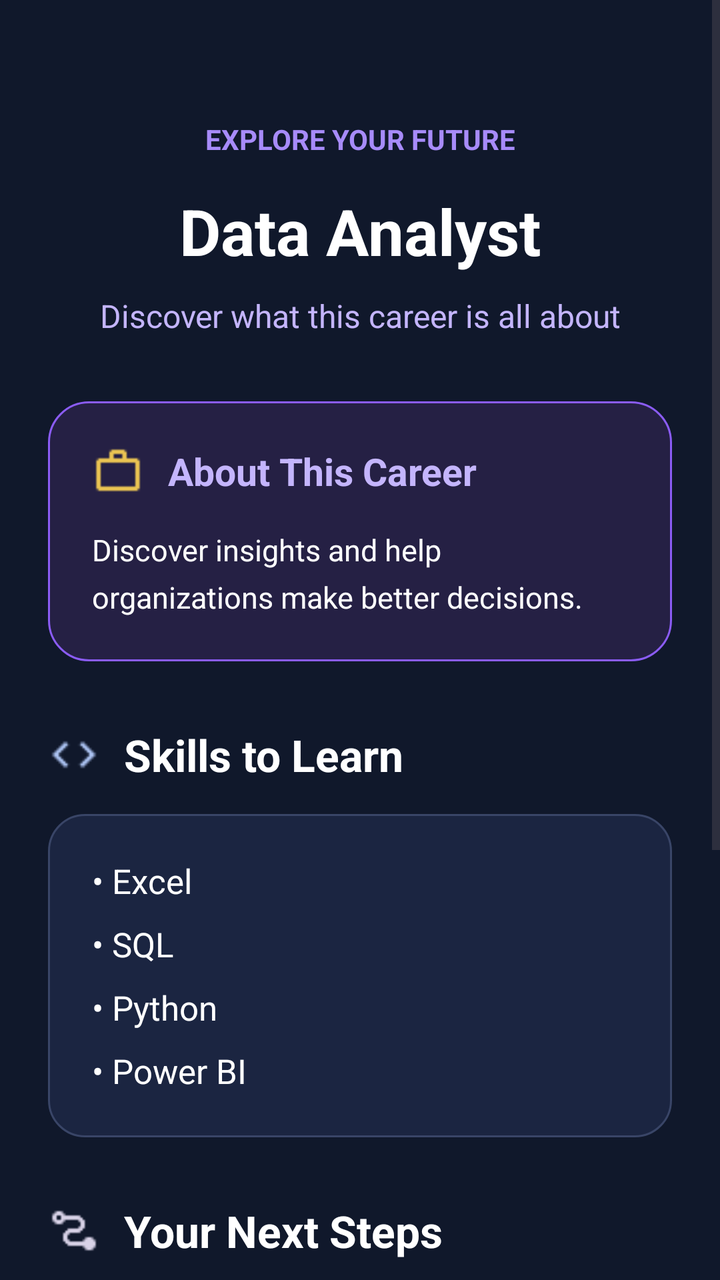
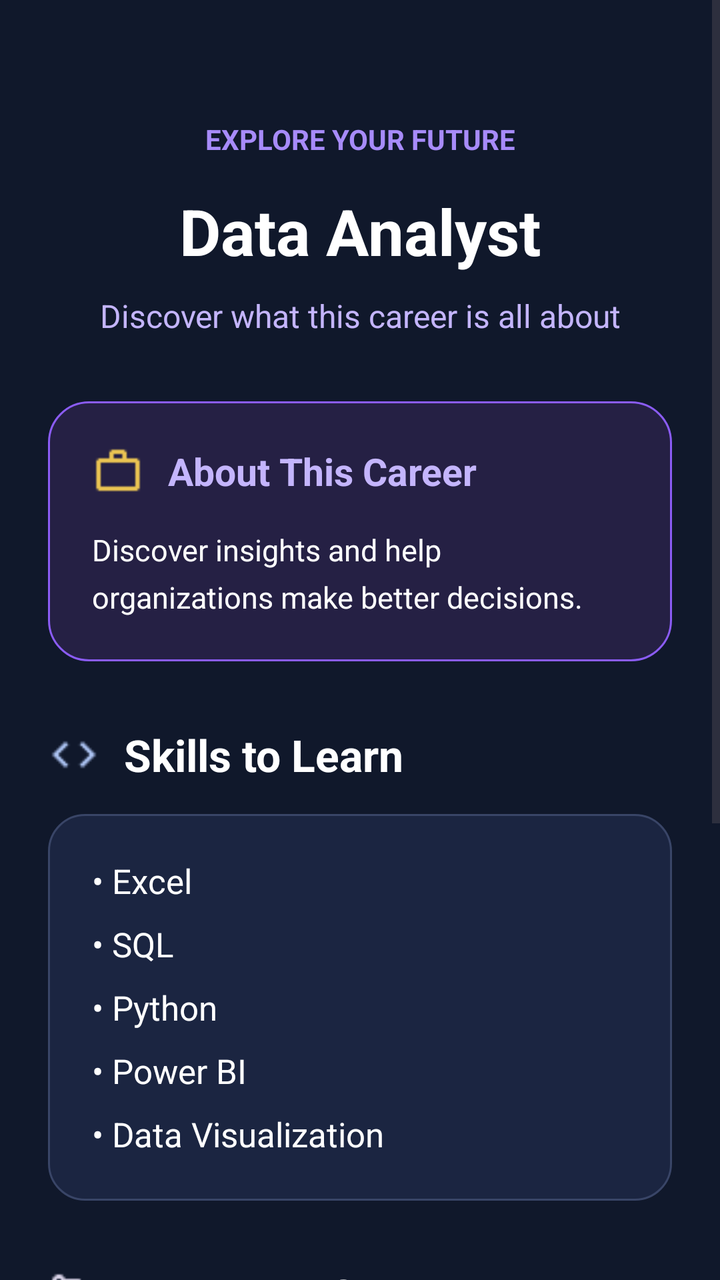

Screens rendered from an Android XML layout before and after an edit, with the pre-edit source and the edit as a unified diff.
<!-- AndroidManifest.xml: application theme Theme.SkillPath -->
<!-- res/layout/activity_career_details.xml -->
<?xml version="1.0" encoding="utf-8"?>
<ScrollView
    xmlns:android="http://schemas.android.com/apk/res/android"
    android:layout_width="match_parent"
    android:layout_height="match_parent"
    android:fillViewport="true"
    android:background="#10182B">

    <LinearLayout
        android:layout_width="match_parent"
        android:layout_height="wrap_content"
        android:orientation="vertical"
        android:padding="24dp">

        
        <TextView
            android:layout_width="match_parent"
            android:layout_height="wrap_content"
            android:text="EXPLORE YOUR FUTURE"
            android:textColor="#A78BFA"
            android:textSize="14sp"
            android:textStyle="bold"
            android:gravity="center"
            android:layout_marginTop="36dp" />

        <TextView
            android:id="@+id/tvCareerTitle"
            android:layout_width="match_parent"
            android:layout_height="wrap_content"
            android:text="Data Analyst"
            android:textColor="#FFFFFF"
            android:textSize="32sp"
            android:textStyle="bold"
            android:gravity="center"
            android:layout_marginTop="15dp" />

        <TextView
            android:layout_width="match_parent"
            android:layout_height="wrap_content"
            android:text="Discover what this career is all about"
            android:textColor="#C4B5FD"
            android:textSize="16sp"
            android:gravity="center"
            android:layout_marginTop="10dp"
            android:layout_marginBottom="32dp" />

        
        <LinearLayout
            android:layout_width="match_parent"
            android:layout_height="wrap_content"
            android:orientation="vertical"
            android:padding="22dp"
            android:background="@drawable/bg_top_match">

            
            <LinearLayout
                android:layout_width="match_parent"
                android:layout_height="wrap_content"
                android:orientation="horizontal"
                android:gravity="center_vertical">

                <ImageView
                    android:layout_width="26dp"
                    android:layout_height="26dp"
                    android:src="@drawable/ic_career"
                    android:scaleType="fitCenter"
                    android:contentDescription="Career icon" />

                <TextView
                    android:layout_width="wrap_content"
                    android:layout_height="wrap_content"
                    android:text="About This Career"
                    android:textColor="#C4B5FD"
                    android:textSize="19sp"
                    android:textStyle="bold"
                    android:layout_marginStart="12dp" />

            </LinearLayout>

            <TextView
                android:id="@+id/tvCareerDescription"
                android:layout_width="match_parent"
                android:layout_height="wrap_content"
                android:text="Discover insights and help organizations make better decisions."
                android:textColor="#FFFFFF"
                android:textSize="15sp"
                android:lineSpacingExtra="6dp"
                android:layout_marginTop="16dp" />

        </LinearLayout>

        
        <LinearLayout
            android:layout_width="match_parent"
            android:layout_height="wrap_content"
            android:orientation="horizontal"
            android:gravity="center_vertical"
            android:layout_marginTop="32dp"
            android:layout_marginBottom="15dp">

            <ImageView
                android:layout_width="26dp"
                android:layout_height="26dp"
                android:src="@drawable/ic_skills"
                android:scaleType="fitCenter"
                android:contentDescription="Skills icon" />

            <TextView
                android:layout_width="wrap_content"
                android:layout_height="wrap_content"
                android:text="Skills to Learn"
                android:textColor="#FFFFFF"
                android:textSize="22sp"
                android:textStyle="bold"
                android:layout_marginStart="12dp" />

        </LinearLayout>

        
        <LinearLayout
            android:layout_width="match_parent"
            android:layout_height="wrap_content"
            android:orientation="vertical"
            android:padding="22dp"
            android:background="@drawable/bg_second_match">

            <TextView
                android:id="@+id/tvCareerSkills"
                android:layout_width="match_parent"
                android:layout_height="wrap_content"
                android:text="• Excel&#10;• SQL&#10;• Python&#10;• Power BI"
                android:textColor="#FFFFFF"
                android:textSize="17sp"
                android:lineSpacingExtra="12dp" />

        </LinearLayout>

        
        <LinearLayout
            android:layout_width="match_parent"
            android:layout_height="wrap_content"
            android:orientation="horizontal"
            android:gravity="center_vertical"
            android:layout_marginTop="32dp"
            android:layout_marginBottom="15dp">

            <ImageView
                android:layout_width="26dp"
                android:layout_height="26dp"
                android:src="@drawable/ic_steps"
                android:scaleType="fitCenter"
                android:contentDescription="Next steps icon" />

            <TextView
                android:layout_width="wrap_content"
                android:layout_height="wrap_content"
                android:text="Your Next Steps"
                android:textColor="#FFFFFF"
                android:textSize="22sp"
                android:textStyle="bold"
                android:layout_marginStart="12dp" />

        </LinearLayout>

        
        <LinearLayout
            android:layout_width="match_parent"
            android:layout_height="wrap_content"
            android:orientation="vertical"
            android:padding="22dp"
            android:background="@drawable/bg_second_match">

            <TextView
                android:id="@+id/tvNextSteps"
                android:layout_width="match_parent"
                android:layout_height="wrap_content"
                android:text="1. Learn the fundamentals&#10;2. Practice your skills&#10;3. Build a small project"
                android:textColor="#CBD5E1"
                android:textSize="16sp"
                android:lineSpacingExtra="10dp" />

        </LinearLayout>

        
        <Button
            android:id="@+id/btnBackResults"
            android:layout_width="match_parent"
            android:layout_height="56dp"
            android:text="Back to Results"
            android:textAllCaps="false"
            android:textColor="#FFFFFF"
            android:textSize="17sp"
            android:backgroundTint="#7C3AED"
            android:layout_marginTop="32dp" />

        
        <Button
            android:id="@+id/btnHome"
            android:layout_width="match_parent"
            android:layout_height="wrap_content"
            android:text="Back to Home"
            android:textAllCaps="false"
            android:textColor="#C4B5FD"
            android:backgroundTint="#293453"
            android:layout_marginTop="10dp"
            android:layout_marginBottom="25dp" />

    </LinearLayout>

</ScrollView>
<!-- resources referenced by this layout -->
<resources>
  <!-- drawable bg_second_match (drawable) -->
  <?xml version="1.0" encoding="utf-8"?>
  
  <shape xmlns:android="http://schemas.android.com/apk/res/android"
      android:shape="rectangle">
  
      <solid android:color="#1B2541" />
  
      <stroke
          android:width="1dp"
          android:color="#394567" />
  
      <corners android:radius="18dp" />
  
  </shape>
  <!-- drawable bg_top_match (drawable) -->
  <?xml version="1.0" encoding="utf-8"?>
  
  <shape xmlns:android="http://schemas.android.com/apk/res/android"
      android:shape="rectangle">
  
      <solid android:color="#252044" />
  
      <stroke
          android:width="1dp"
          android:color="#8B5CF6" />
  
      <corners android:radius="20dp" />
  
  </shape>
  <!-- drawable ic_career: png bitmap (drawable, 253 bytes) -->
  <!-- drawable ic_skills: png bitmap (drawable, 472 bytes) -->
  <!-- drawable ic_steps: png bitmap (drawable, 496 bytes) -->
  <style name="Theme.SkillPath" parent="Base.Theme.SkillPath" />
  <style name="Base.Theme.SkillPath" parent="Theme.Material3.DayNight.NoActionBar">
          
          
      </style>
</resources>

<!-- the commit's change to res/layout/activity_career_details.xml (unified diff, before → after) -->
@@ -52,7 +52,6 @@
             android:padding="22dp"
             android:background="@drawable/bg_top_match">
 
-            
             <LinearLayout
                 android:layout_width="match_parent"
                 android:layout_height="wrap_content"
@@ -128,7 +127,7 @@
                 android:id="@+id/tvCareerSkills"
                 android:layout_width="match_parent"
                 android:layout_height="wrap_content"
-                android:text="• Excel&#10;• SQL&#10;• Python&#10;• Power BI"
+                android:text="• Excel&#10;• SQL&#10;• Python&#10;• Power BI&#10;• Data Visualization"
                 android:textColor="#FFFFFF"
                 android:textSize="17sp"
                 android:lineSpacingExtra="12dp" />
